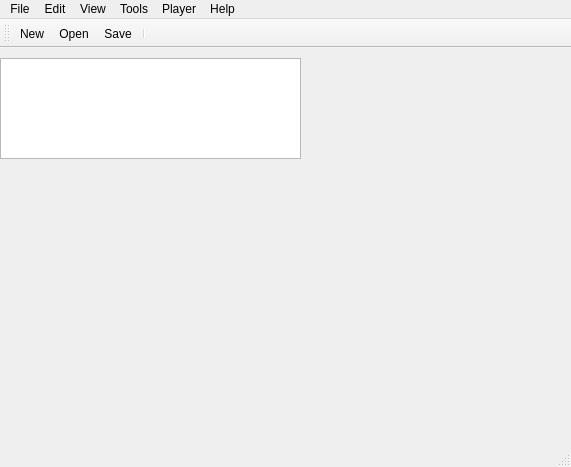
projectdelphai/ECS160_MapEditor, file MapEditor/mainwindow.ui: the form before one commit.
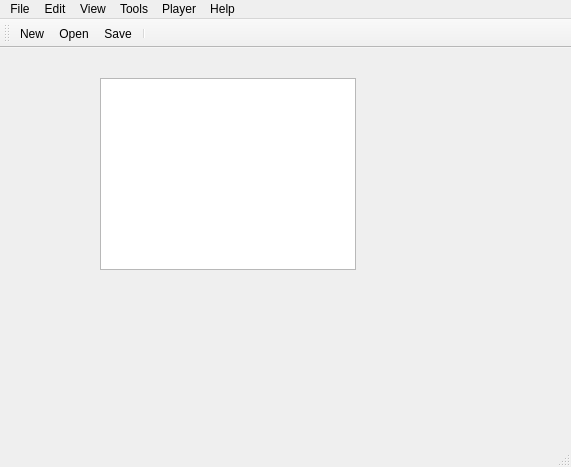
The form after the commit. Icons and pictures are not drawn.

Commit message: Slight update to mouseEventTriggering

What changed in the file:
```diff
--- a/MapEditor/mainwindow.ui
+++ b/MapEditor/mainwindow.ui
@@ -21,13 +21,19 @@
     <normaloff>:/icons/icons/icon.ico</normaloff>:/icons/icons/icon.ico</iconset>
   </property>
   <widget class="QWidget" name="centralWidget">
+   <property name="enabled">
+    <bool>true</bool>
+   </property>
+   <property name="mouseTracking">
+    <bool>true</bool>
+   </property>
    <widget class="QGraphicsView" name="graphicsView">
     <property name="geometry">
      <rect>
-      <x>0</x>
-      <y>10</y>
-      <width>301</width>
-      <height>101</height>
+      <x>100</x>
+      <y>30</y>
+      <width>256</width>
+      <height>192</height>
      </rect>
     </property>
     <property name="sizePolicy">
```
Left out of the diff: 53 changed lines with no effect on the pictures. The commit also changes 2 other files.
